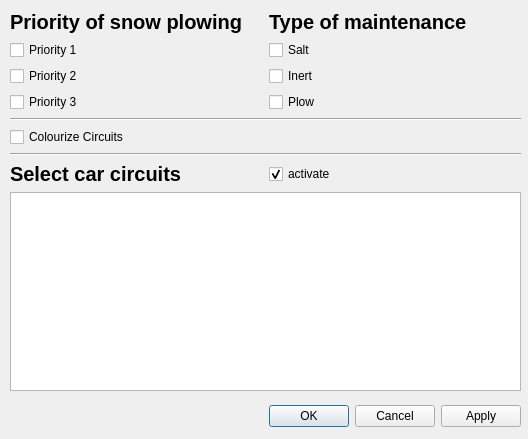
First picture: the form in plugin/snowplow_dialog_base.ui, repository pixelneo/SnowPlow, before the edit.
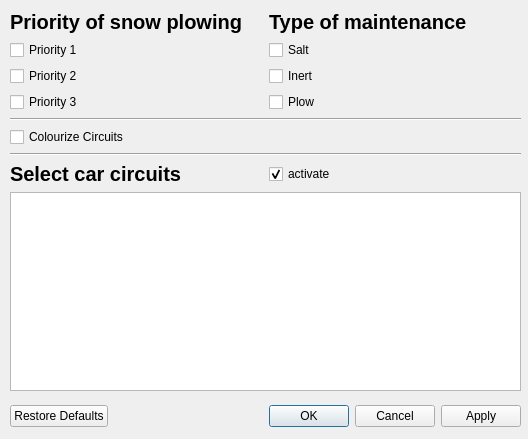
Second picture: the form after the edit.

What changed in the file:
```diff
--- a/plugin/snowplow_dialog_base.ui
+++ b/plugin/snowplow_dialog_base.ui
@@ -26,7 +26,7 @@
     <enum>Qt::Horizontal</enum>
    </property>
    <property name="standardButtons">
-    <set>QDialogButtonBox::Apply|QDialogButtonBox::Cancel|QDialogButtonBox::Ok</set>
+    <set>QDialogButtonBox::Apply|QDialogButtonBox::Cancel|QDialogButtonBox::Ok|QDialogButtonBox::RestoreDefaults</set>
    </property>
   </widget>
   <widget class="QWidget" name="verticalLayoutWidget">
```
